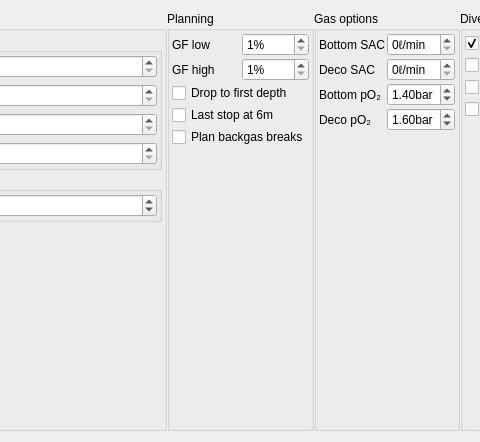
First picture: the form in qt-ui/plannerSettings.ui, repository subsurface/subsurface, before the edit; both pictures show x 456 to 936 and y 0 to 442 of the 1102 by 442 pixel window.
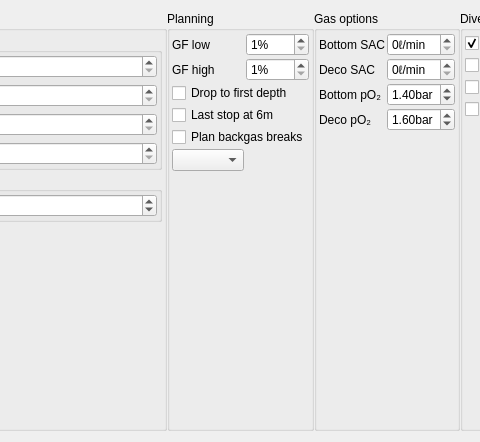
Second picture: the form after the edit.

Commit message: Rebreather type selector UI

```diff
--- a/qt-ui/plannerSettings.ui
+++ b/qt-ui/plannerSettings.ui
@@ -30,8 +30,8 @@
        <rect>
         <x>0</x>
         <y>0</y>
-        <width>1084</width>
-        <height>424</height>
+        <width>1078</width>
+        <height>418</height>
        </rect>
       </property>
       <layout class="QHBoxLayout" name="horizontalLayout">
@@ -262,68 +262,41 @@
           <property name="spacing">
            <number>2</number>
           </property>
-          <item row="0" column="0">
+          <item row="0" column="2">
+           <widget class="QSpinBox" name="gflow">
+            <property name="suffix">
+             <string>%</string>
+            </property>
+            <property name="minimum">
+             <number>1</number>
+            </property>
+            <property name="maximum">
+             <number>150</number>
+            </property>
+           </widget>
+          </item>
+          <item row="0" column="1">
            <widget class="QLabel" name="label_15">
             <property name="text">
              <string>GF low</string>
             </property>
            </widget>
           </item>
-          <item row="0" column="1">
-           <widget class="QSpinBox" name="gflow">
-            <property name="suffix">
-             <string>%</string>
-            </property>
-            <property name="minimum">
-             <number>1</number>
-            </property>
-            <property name="maximum">
-             <number>150</number>
-            </property>
-           </widget>
-          </item>
-          <item row="1" column="0">
+          <item row="1" column="1">
            <widget class="QLabel" name="label_16">
             <property name="text">
              <string>GF high</string>
             </property>
            </widget>
           </item>
-          <item row="1" column="1">
-           <widget class="QSpinBox" name="gfhigh">
-            <property name="suffix">
-             <string>%</string>
-            </property>
-            <property name="minimum">
-             <number>1</number>
-            </property>
-            <property name="maximum">
-             <number>150</number>
-            </property>
-           </widget>
-          </item>
-          <item row="2" column="0" colspan="2">
-           <widget class="QCheckBox" name="drop_stone_mode">
-            <property name="text">
-             <string>Drop to first depth</string>
-            </property>
-           </widget>
-          </item>
-          <item row="3" column="0" colspan="2">
-           <widget class="QCheckBox" name="lastStop">
-            <property name="text">
-             <string>Last stop at 6m</string>
-            </property>
-           </widget>
-          </item>
-          <item row="4" column="0" colspan="2">
+          <item row="4" column="1" colspan="2">
            <widget class="QCheckBox" name="backgasBreaks">
             <property name="text">
              <string>Plan backgas breaks</string>
             </property>
            </widget>
           </item>
-          <item row="5" column="0">
+          <item row="6" column="1">
            <spacer name="verticalSpacer_2">
             <property name="orientation">
              <enum>Qt::Vertical</enum>
@@ -336,6 +309,43 @@
             </property>
            </spacer>
           </item>
+          <item row="3" column="1" colspan="2">
+           <widget class="QCheckBox" name="lastStop">
+            <property name="text">
+             <string>Last stop at 6m</string>
+            </property>
+           </widget>
+          </item>
+          <item row="1" column="2">
+           <widget class="QSpinBox" name="gfhigh">
+            <property name="suffix">
+             <string>%</string>
+            </property>
+            <property name="minimum">
+             <number>1</number>
+            </property>
+            <property name="maximum">
+             <number>150</number>
+            </property>
+           </widget>
+          </item>
+          <item row="2" column="1" colspan="2">
+           <widget class="QCheckBox" name="drop_stone_mode">
+            <property name="text">
+             <string>Drop to first depth</string>
+            </property>
+           </widget>
+          </item>
+          <item row="5" column="1">
+           <widget class="QComboBox" name="rebreathermode">
+            <property name="currentText">
+             <string/>
+            </property>
+            <property name="maxVisibleItems">
+             <number>6</number>
+            </property>
+           </widget>
+          </item>
          </layout>
         </widget>
        </item>
```
The commit also changes 3 other files.
